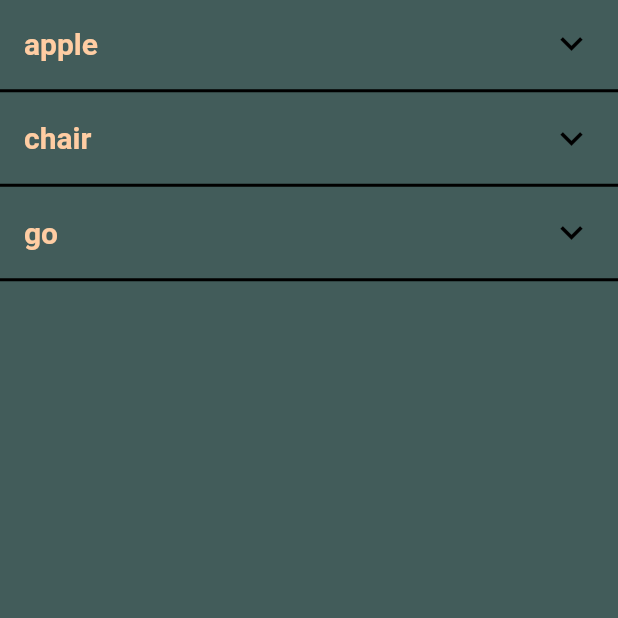
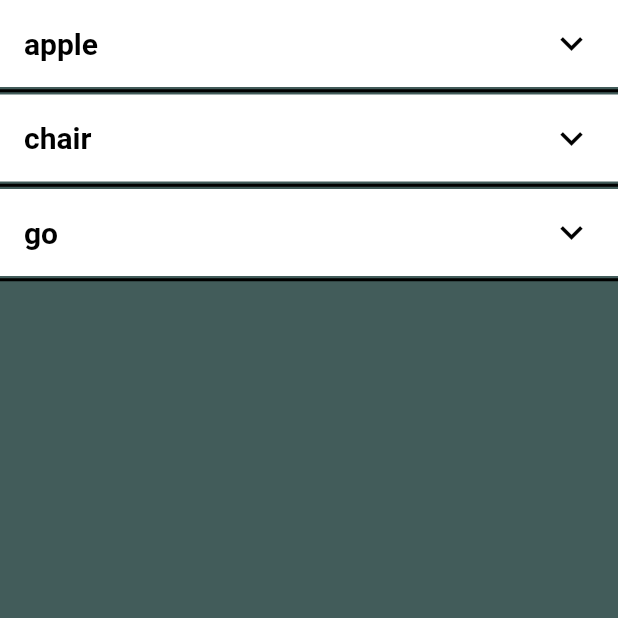
Before and after one commit to YasarKabacali/wordandmemory, a Flutter app: the WordAndSenListPage screen opened directly, on a phone screen of 412 x 824 dp, the top half of it. Run offline on Flutter 3.47's test engine with Material 2 defaults, Android fonts, the phone set to English and light mode, and no system bars; our stand-ins replace font_awesome_flutter, percent_indicator, rflutter_alert.

Commit message:
ExpansionTileCard tasarimi duzenlendi,edit butonu yapilacak

```diff
--- a/lib/components/expansionTileCard.dart
+++ b/lib/components/expansionTileCard.dart
@@ -11,7 +11,10 @@ class ExpansionTileCard extends StatelessWidget {
 
   @override
   Widget build(BuildContext context) {
-    return ExpansionTile(
+    return Container(
+      color: Colors.white,
+      child: ExpansionTile(
+        backgroundColor: Colors.white,
         trailing: Icon(
           Icons.keyboard_arrow_down,
           color: Colors.black,
@@ -43,20 +46,23 @@ class ExpansionTileCard extends StatelessWidget {
               ),
               Expanded(
                 flex: 5,
+                child: Padding(
+                  padding: const EdgeInsets.symmetric(horizontal: 8.0),
                   child: Column(
                     crossAxisAlignment: CrossAxisAlignment.start,
                     mainAxisAlignment: MainAxisAlignment.spaceEvenly,
                     children: <Widget>[
-                  contentCard(tr),
+                      contentCard(tr,kExpansionContentTitleTextStyle),
                       Divider(
-                    color: kExpansionTileContentColor,
+                        color: kExpansionTileDividerColor,
                       ),
-                  contentCard(enSentence),
+                      contentCard(enSentence,kContentTextTextSyle),
                       Divider(
-                    color: kExpansionTileContentColor,
+                        color: kExpansionTileDividerColor,
                       ),
-                  contentCard(trSentence)
+                      contentCard(trSentence,kContentTextTextSyle)
                     ],
+                  ),
                 ),
               ),
             ],
@@ -66,18 +72,25 @@ class ExpansionTileCard extends StatelessWidget {
             child: Row(
               mainAxisAlignment: MainAxisAlignment.end,
               children: <Widget>[
-              Text("Düzenle", style: TextStyle(color: Colors.blue)),
+                GestureDetector(
+                  onTap: (){},
+                    child: Icon(
+                  Icons.edit,
+                  color: kScaffoldBackgroundColor,
+                  size: 30.0,
+                )),
               ],
             ),
           ),
         ],
+      ),
     );
   }
 
-  Text contentCard(String content) {
+  Text contentCard(String content,TextStyle textStyle) {
     return Text(
       content,
-      style: kContentTextTextSyle,
+      style: textStyle,
     );
   }
 }
--- a/lib/constants.dart
+++ b/lib/constants.dart
@@ -20,12 +20,17 @@ const kSymbolTextStyle = TextStyle(
   fontWeight: FontWeight.bold,
 );
 const kListTitleTextStyle = TextStyle(
-  color: Color(0xFFFFCDA3),
+  color: Colors.black,
   fontSize: 20.0,
   fontWeight: FontWeight.bold,
 );
+const kExpansionContentTitleTextStyle = TextStyle(
+  color: Colors.black,
+  fontSize: 18.0,
+  fontWeight: FontWeight.bold,
+);
 const kContentTextTextSyle = TextStyle(
-    color: Color(0xFF6C8583), fontSize: 15.0, fontWeight: FontWeight.bold);
+    color: Colors.black87, fontSize: 15.0, fontWeight: FontWeight.bold);
 //BorderSides
 const kCustomTextFieldBorderSide = BorderSide(color: Colors.white);
 const kAlertTextFieldBorderSide = BorderSide(color: kPrimaryColor);
@@ -47,4 +52,4 @@ const kMainPageScaffoldColor = Color(0xE6425C5A);
 const kReusableCardColor = Color(0xFF425C5A);
 const kScaffoldBackgroundColor = Color(0xFF425C5A);
 const kPrimaryColor = Color(0xFFFFCDA3);
-const kExpansionTileContentColor = Color(0xFF6C8583);
+const kExpansionTileDividerColor = Color(0xFF6C8583);
--- a/lib/main.dart
+++ b/lib/main.dart
@@ -1,6 +1,6 @@
 import 'package:flutter/material.dart';
 import 'package:word_and_memory/constants.dart';
-import 'package:word_and_memory/screens/login_page.dart';
+import 'package:word_and_memory/screens/word_and_sen_list_page.dart';
 
 void main() => runApp(MyApp());
 
@@ -14,7 +14,7 @@ class MyApp extends StatelessWidget {
         primaryColor: kPrimaryColor,
         scaffoldBackgroundColor: kScaffoldBackgroundColor,
       ),
-      home: LoginPage(),
+      home: WordAndSenListPage(),
     );
   }
 }
--- a/lib/screens/word_and_sen_list_page.dart
+++ b/lib/screens/word_and_sen_list_page.dart
@@ -9,7 +9,11 @@ class WordAndSenListPage extends StatefulWidget {
 
 class _WordAndSenListPageState extends State<WordAndSenListPage> {
   List<Word> words = [
-    Word("elma", "apple", "bu benim elmam bu benim elmam bu benim elmam bu enim elmam bu benim elmam enim elmam bu benim elmambenim elmam", "this is my apple this is my apple this is my apple this is my apple this is my apple this is my "),
+    Word(
+        "elma",
+        "apple",
+        "bu benim elmam bu benim elmam bu benim elmam bu enim elmam bu benim elmam enim elmam bu benim elmambenim elmam",
+        "this is my apple this is my apple this is my apple this is my apple this is my apple this is my "),
     Word("sandalye", "chair", "sandalyede oturuyorum",
         "Im sitting on the chair"),
     Word("gitmek", "go", "okula gideceğim", "Im gonna go to the school."),
```
Lines whose indentation alone changed are shown as unchanged.
